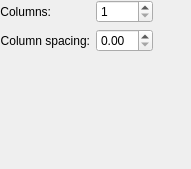
Qt form words/part/dialogs/KWDocumentColumns.ui (KDE/calligra) before a commit.
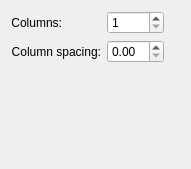
The same form after that commit. Custom widgets are drawn as their Qt base class.

Commit message:
words: Simplify KWDocumentColumns
Use custom widget directly in the ui file

```diff
--- a/words/part/dialogs/KWDocumentColumns.ui
+++ b/words/part/dialogs/KWDocumentColumns.ui
@@ -10,10 +10,7 @@
     <height>169</height>
    </rect>
   </property>
-  <layout class="QHBoxLayout">
-   <property name="margin">
-    <number>0</number>
-   </property>
+  <layout class="QHBoxLayout" name="mainLayout">
    <item>
     <layout class="QVBoxLayout">
      <item>
@@ -66,20 +63,10 @@
        </property>
       </spacer>
      </item>
-   </layout>
+    </layout>
    </item>
    <item>
-    <spacer>
-     <property name="orientation">
-      <enum>Qt::Horizontal</enum>
-     </property>
-     <property name="sizeType">
-      <enum>QSizePolicy::MinimumExpanding</enum>
-     </property>
-    </spacer>
-   </item>
-   <item>
-    <widget class="QWidget" name="previewPane" native="true">
+    <widget class="KoPagePreviewWidget" name="previewPane" native="true">
      <property name="sizePolicy">
       <sizepolicy hsizetype="Preferred" vsizetype="Preferred">
        <horstretch>1</horstretch>
@@ -91,6 +78,11 @@
   </layout>
  </widget>
  <customwidgets>
+  <customwidget>
+   <class>KoPagePreviewWidget</class>
+   <extends>QWidget</extends>
+   <header>KoPagePreviewWidget.h</header>
+  </customwidget>
   <customwidget>
    <class>KoUnitDoubleSpinBox</class>
    <extends>QDoubleSpinBox</extends>
```
The commit also changes 1 other file.
